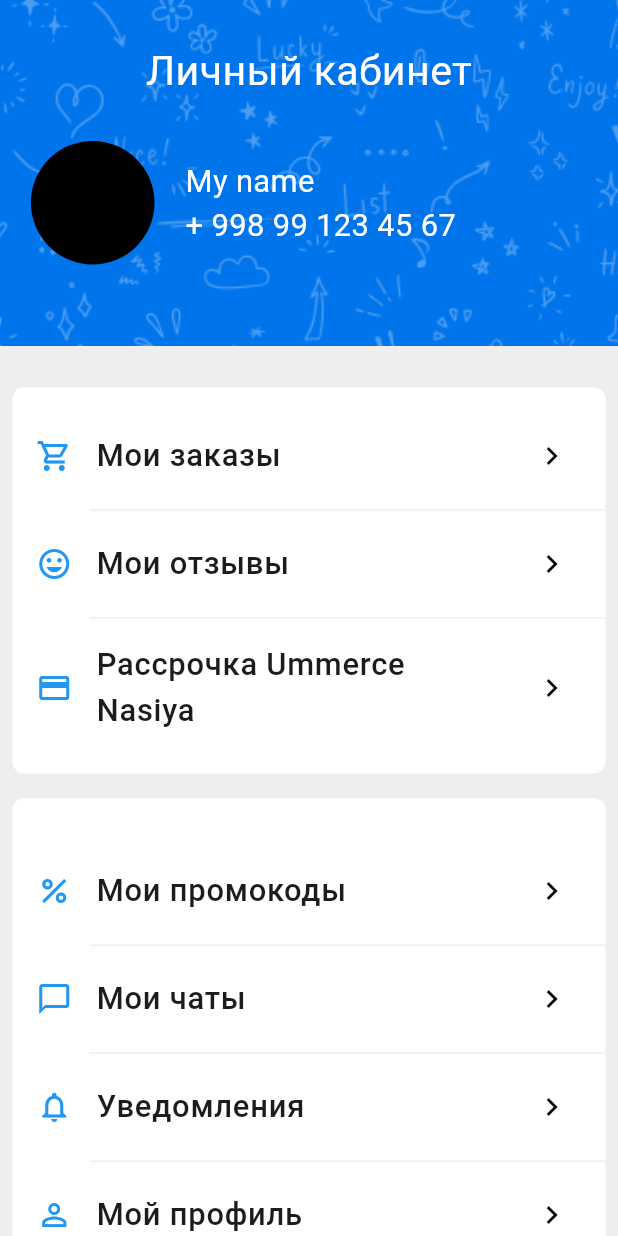
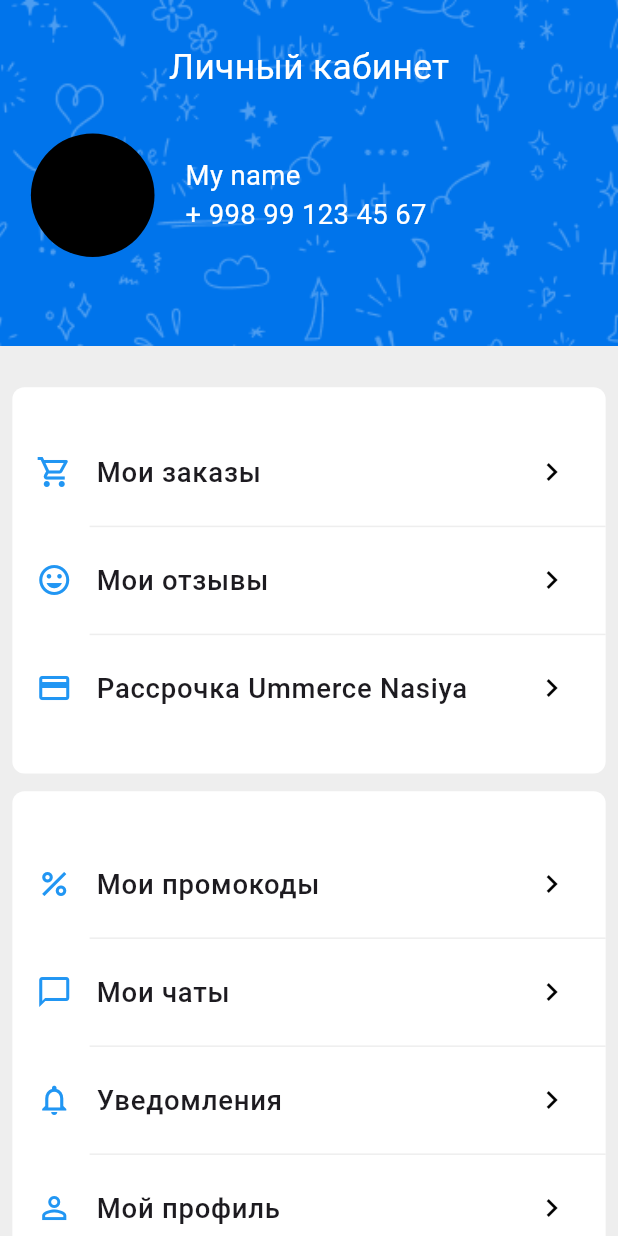
Before and after one commit to NurulloFayz/ecommerceulab, a Flutter app: the ProfilePage screen opened directly, on a phone screen of 412 x 824 dp. Run offline on Flutter 3.47's test engine with Material 3 defaults, Android fonts, the phone set to English and light mode, and no system bars; our stand-ins replace fan_carousel_image_slider, flutter_secure_storage, google_fonts, introduction_screen, pinput, shared_preferences; accounts and stored records are empty; network calls fail.

Commit message:
changed some pages ui

```diff
--- a/lib/controller/service/product_service.dart
+++ b/lib/controller/service/product_service.dart
@@ -8,7 +8,7 @@ import '../../model/product_model.dart';
 class ProductService {
   static const String apiUrl =
       'https://ulab-market-backend.onrender.com/api/products';
- Future<String?>getToken()async{
+ Future<String?> getToken() async {
    final storage =  FlutterSecureStorage();
 
 // Read value
--- a/lib/main.dart
+++ b/lib/main.dart
@@ -31,7 +31,7 @@ class MyApp extends StatelessWidget {
           colorScheme: ColorScheme.fromSeed(seedColor: Colors.deepPurple),
           useMaterial3: true,
         ),
-        home: const EmailPage(),
+        home: const MyPages(),
         routes: {
           EmailPage.id:(context) => const EmailPage(),
           EnterEmailCodePage.id:(context) => const EnterEmailCodePage(''),
--- a/lib/pages/catalog_page.dart
+++ b/lib/pages/catalog_page.dart
@@ -115,7 +115,7 @@ class _CatalogPageState extends State<CatalogPage> {
                         child: Row(
                           mainAxisAlignment: MainAxisAlignment.spaceBetween,
                           children: [
-                            Text('Мужская футболка',style: TextStyle(fontSize: height / 42,color: Colors.grey,fontWeight: FontWeight.w500),),
+                            Text('Мужская футболка',style: TextStyle(fontSize: height / 45,color: Colors.grey,fontWeight: FontWeight.w500),),
                             IconButton(
                                 onPressed: () {},
                                 icon: Icon(
@@ -161,7 +161,7 @@ class _CatalogPageState extends State<CatalogPage> {
                         child: Row(
                           mainAxisAlignment: MainAxisAlignment.spaceBetween,
                           children: [
-                            Text('Кондиционеры',style: TextStyle(fontSize: height / 42,color: Colors.grey,fontWeight: FontWeight.w500),),
+                            Text('Кондиционеры',style: TextStyle(fontSize: height / 45,color: Colors.grey,fontWeight: FontWeight.w500),),
                             IconButton(
                                 onPressed: () {},
                                 icon: Icon(
--- a/lib/pages/profile_page.dart
+++ b/lib/pages/profile_page.dart
@@ -19,7 +19,7 @@ class _ProfilePageState extends State<ProfilePage> {
     double screenWidth = MediaQuery.of(context).size.width;
     double screenHeight = MediaQuery.of(context).size.height;
     return Scaffold(
-      backgroundColor: greyShade2,
+      backgroundColor: Colors.grey.shade200,
       body: SingleChildScrollView(
         child: Column(
           children: [
@@ -44,7 +44,7 @@ class _ProfilePageState extends State<ProfilePage> {
                       Text(
                         Strings.profilePageText1,
                         style: TextStyle(
-                            fontSize: screenHeight / 30, color: Colors.white),
+                            fontSize: screenHeight / 35, color: Colors.white),
                       )
                     ],
                   ),
@@ -69,13 +69,13 @@ class _ProfilePageState extends State<ProfilePage> {
                           Text(
                             'My name',
                             style: TextStyle(
-                                fontSize: screenHeight / 40,
+                                fontSize: screenHeight / 45,
                                 color: Colors.white),
                           ),
                           Text(
                             '+ 998 99 123 45 67',
                             style: TextStyle(
-                                fontSize: screenHeight / 40,
+                                fontSize: screenHeight / 45,
                                 color: Colors.white),
                           ),
                         ],
@@ -108,7 +108,7 @@ class _ProfilePageState extends State<ProfilePage> {
                     title: Text(
                       Strings.profilePageText3,
                       style: TextStyle(
-                          fontSize: screenHeight / 40,
+                          fontSize: screenHeight / 45,
                           fontWeight: FontWeight.w500),
                     ),
                     trailing: Icon(
@@ -128,7 +128,7 @@ class _ProfilePageState extends State<ProfilePage> {
                     title: Text(
                       Strings.profilePageText4,
                       style: TextStyle(
-                          fontSize: screenHeight / 40,
+                          fontSize: screenHeight / 45,
                           fontWeight: FontWeight.w500),
                     ),
                     trailing: Icon(
@@ -145,7 +145,7 @@ class _ProfilePageState extends State<ProfilePage> {
                     title: Text(
                       Strings.profilePageText5,
                       style: TextStyle(
-                          fontSize: screenHeight / 40,
+                          fontSize: screenHeight / 45,
                           fontWeight: FontWeight.w500),
                     ),
                     trailing: Icon(
@@ -157,7 +157,7 @@ class _ProfilePageState extends State<ProfilePage> {
               ),
             ),
             SizedBox(
-              height: screenHeight / 50,
+              height: screenHeight / 70,
             ),
             Container(
               margin: EdgeInsets.only(
@@ -179,7 +179,7 @@ class _ProfilePageState extends State<ProfilePage> {
                     title: Text(
                       Strings.profilePageText6,
                       style: TextStyle(
-                          fontSize: screenHeight / 40,
+                          fontSize: screenHeight / 45,
                           fontWeight: FontWeight.w500),
                     ),
                     trailing: Icon(
@@ -199,7 +199,7 @@ class _ProfilePageState extends State<ProfilePage> {
                     title: Text(
                       Strings.profilePageText7,
                       style: TextStyle(
-                          fontSize: screenHeight / 40,
+                          fontSize: screenHeight / 45,
                           fontWeight: FontWeight.w500),
                     ),
                     trailing: Icon(
@@ -219,7 +219,7 @@ class _ProfilePageState extends State<ProfilePage> {
                     title: Text(
                       Strings.profilePageText8,
                       style: TextStyle(
-                          fontSize: screenHeight / 40,
+                          fontSize: screenHeight / 45,
                           fontWeight: FontWeight.w500),
                     ),
                     trailing: Icon(
@@ -239,7 +239,7 @@ class _ProfilePageState extends State<ProfilePage> {
                     title: Text(
                       Strings.profilePageText9,
                       style: TextStyle(
-                          fontSize: screenHeight / 40,
+                          fontSize: screenHeight / 45,
                           fontWeight: FontWeight.w500),
                     ),
                     trailing: Icon(
@@ -259,7 +259,7 @@ class _ProfilePageState extends State<ProfilePage> {
                     title: Text(
                       Strings.profilePageText10,
                       style: TextStyle(
-                          fontSize: screenHeight / 40,
+                          fontSize: screenHeight / 45,
                           fontWeight: FontWeight.w500),
                     ),
                     trailing: Icon(
@@ -271,7 +271,7 @@ class _ProfilePageState extends State<ProfilePage> {
               ),
             ),
             SizedBox(
-              height: screenHeight / 50,
+              height: screenHeight / 70,
             ),
             Container(
                 margin: EdgeInsets.only(
@@ -299,14 +299,14 @@ class _ProfilePageState extends State<ProfilePage> {
                         Text(
                           Strings.profilePageText11,
                           style: TextStyle(
-                              fontSize: screenHeight / 40,
+                              fontSize: screenHeight / 45,
                               fontWeight: FontWeight.w500),
                         ),
                         Spacer(),
                         Text(
                           Strings.profilePageText16,
                           style: TextStyle(
-                              fontSize: screenHeight / 40,
+                              fontSize: screenHeight / 45,
                               color: grey,
                               fontWeight: FontWeight.w500),
                         ),
@@ -322,7 +322,7 @@ class _ProfilePageState extends State<ProfilePage> {
                   ],
                 )),
             SizedBox(
-              height: screenHeight / 50,
+              height: screenHeight / 70,
             ),
             Container(
               margin: EdgeInsets.only(
@@ -354,14 +354,14 @@ class _ProfilePageState extends State<ProfilePage> {
                       Text(
                         Strings.profilePageText12,
                         style: TextStyle(
-                            fontSize: screenHeight / 40,
+                            fontSize: screenHeight / 45,
                             fontWeight: FontWeight.w500),
                       ),
                       Spacer(),
                       Text(
                         Strings.profilePageText17,
                         style: TextStyle(
-                            fontSize: screenHeight / 40,
+                            fontSize: screenHeight / 45,
                             color: grey,
                             fontWeight: FontWeight.w500),
                       ),
@@ -389,7 +389,7 @@ class _ProfilePageState extends State<ProfilePage> {
                     title: Text(
                       Strings.profilePageText13,
                       style: TextStyle(
-                          fontSize: screenHeight / 40,
+                          fontSize: screenHeight / 45,
                           fontWeight: FontWeight.w500),
                     ),
                     trailing: Icon(
@@ -401,7 +401,7 @@ class _ProfilePageState extends State<ProfilePage> {
               ),
             ),
             SizedBox(
-              height: screenHeight / 50,
+              height: screenHeight / 70,
             ),
             Container(
               margin: EdgeInsets.only(
@@ -423,7 +423,7 @@ class _ProfilePageState extends State<ProfilePage> {
                     title: Text(
                       Strings.profilePageText14,
                       style: TextStyle(
-                          fontSize: screenHeight / 40,
+                          fontSize: screenHeight / 45,
                           fontWeight: FontWeight.w500),
                     ),
                     trailing: Icon(
@@ -443,7 +443,7 @@ class _ProfilePageState extends State<ProfilePage> {
                     title: Text(
                       Strings.profilePageText15,
                       style: TextStyle(
-                          fontSize: screenHeight / 40,
+                          fontSize: screenHeight / 45,
                           fontWeight: FontWeight.w500),
                     ),
                     trailing: Icon(
@@ -454,22 +454,22 @@ class _ProfilePageState extends State<ProfilePage> {
                 ],
               ),
             ),
-            SizedBox(
-              height: screenHeight / 30,
-            ),
-            TextButton(
-              child: Text('Выйти из аккунта ',style: TextStyle(
-                color: Colors.blue,
-                fontSize: 20,
-              ),),
-              onPressed: () async {
-                final SharedPreferences preferences =
-                    await SharedPreferences.getInstance();
-                preferences.remove('email');
-                Navigator.pushReplacement(context,
-                    MaterialPageRoute(builder: (context) => OnBoardingPage()));
-              },
-            ),
+            SizedBox(height: screenHeight / 50,),
+            Text('Версия приложения: 1.28.0 (8290)',style: TextStyle(fontSize: screenHeight / 45,color: Colors.grey),),
+            SizedBox(height: screenHeight / 40,),
+            // TextButton(
+            //   child: Text('Выйти из аккунта ',style: TextStyle(
+            //     color: Colors.blue,
+            //     fontSize: 20,
+            //   ),),
+            //   onPressed: () async {
+            //     final SharedPreferences preferences =
+            //         await SharedPreferences.getInstance();
+            //     preferences.remove('email');
+            //     Navigator.pushReplacement(context,
+            //         MaterialPageRoute(builder: (context) => OnBoardingPage()));
+            //   },
+            // ),
           ],
         ),
       ),
--- a/lib/utils/strings.dart
+++ b/lib/utils/strings.dart
@@ -19,9 +19,13 @@ class Strings {
   static String authText10 = 'ФИО';
   static String authText11 = 'Дата рождения';
   static String authTextBPhoneNumber = 'Введите телефон номер ';
+  static String authTextBPhoneNumber6 = 'Телефон номер ';
   static String authTextBDateHintText2 = 'ФИО';
   static String authTextBDateHintText3 = 'Введите электронную почту';
   static String authTextBDateHintText1 = 'Электроннaя почта';
+  static String authTextBDateHintText4 = 'Введите ФИО';
+  static String authTextBDateHintText5 = 'Введите пароль';
+  static String authTextBDateHintText6 = 'Пароль';
   /// auth error texts
   static String errorText1 = 'Неверный код';
   static String errorText2 = 'Отправить еще раз';
@@ -119,6 +123,7 @@ class Strings {
   static String cartPageButtonText2 = 'Вернуться в главную';
   static String cartPageEmptyText2 = 'В вашей корзине нет товаров';
   static String cartPageEmptyText3 = 'подберите на товары главной странице';
+  static String cartPageEmptyText4 = 'Корзина пуста';
   /// bottomnavigation texts
   static String bottomText1 = 'Главная';
   static String bottomText2 = 'Каталог';
```
Also changed, not shown: lib/pages/auth_pages/email_page.dart (+33 -2 lines), lib/pages/buy_product_page.dart (+4 -3 lines).
